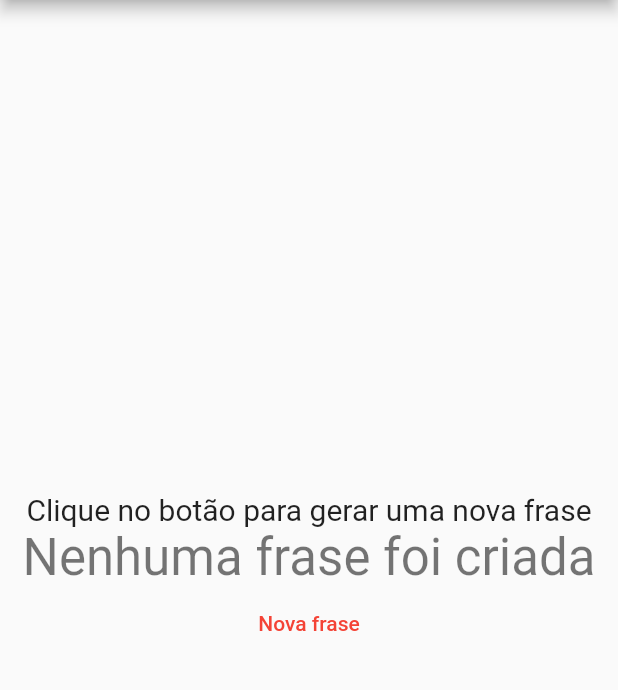
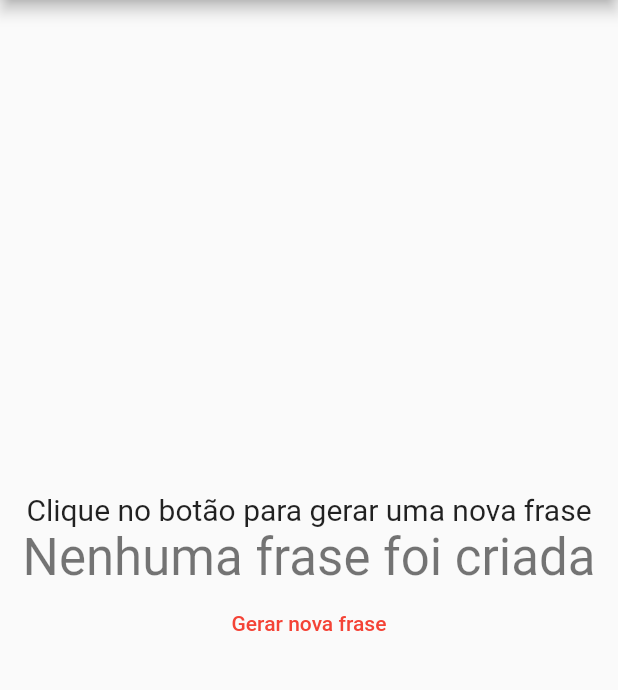
Before and after one commit to DavidArcari/test-bitrise-integration, a Flutter app: the screen it shows after launch, on a phone screen of 412 x 824 dp, the part 84-774 px from its top. Run offline on Flutter 3.47's test engine with Material 2 defaults, Android fonts, the phone set to English and light mode, and no system bars.

Commit message:
Trocando a frase do botão novamente

```diff
--- a/app_test_bitrise/lib/main.dart
+++ b/app_test_bitrise/lib/main.dart
@@ -64,7 +64,8 @@ class _MyHomePageState extends State<MyHomePage> {
               '$_initialPhrase',
               style: Theme.of(context).textTheme.headlineMedium,
             ),
-            TextButton(onPressed: _phraseGenerate, child: Text("Nova frase"))
+            TextButton(
+                onPressed: _phraseGenerate, child: Text("Gerar nova frase"))
           ],
         ),
       ),
```
